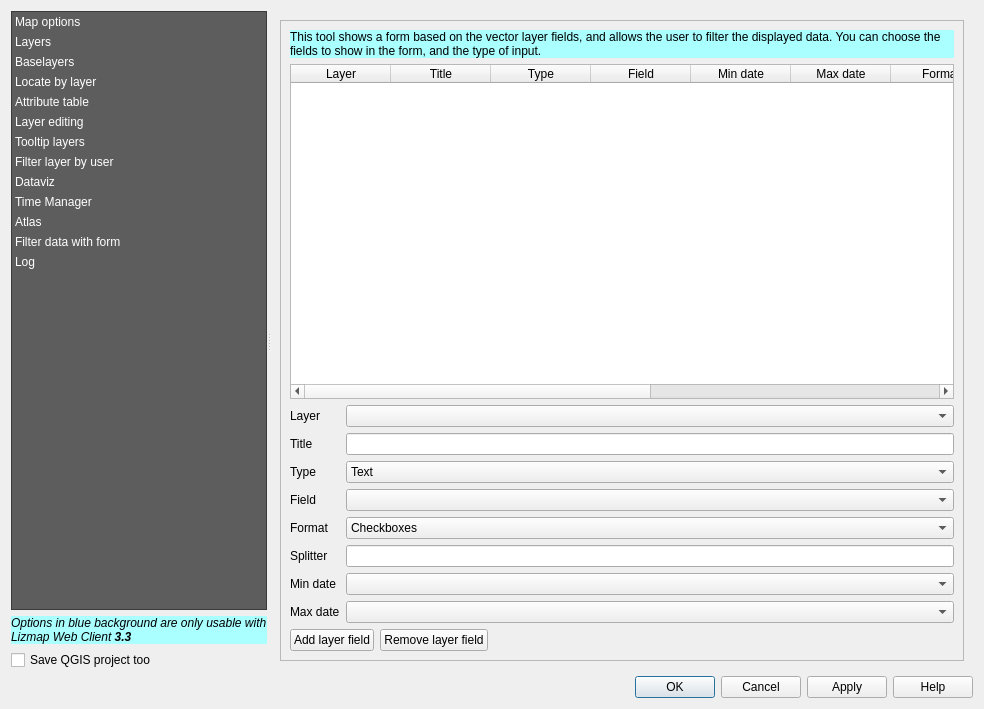
Old version of the form resources/ui/ui_lizmap.ui in the repository 3liz/lizmap-plugin.
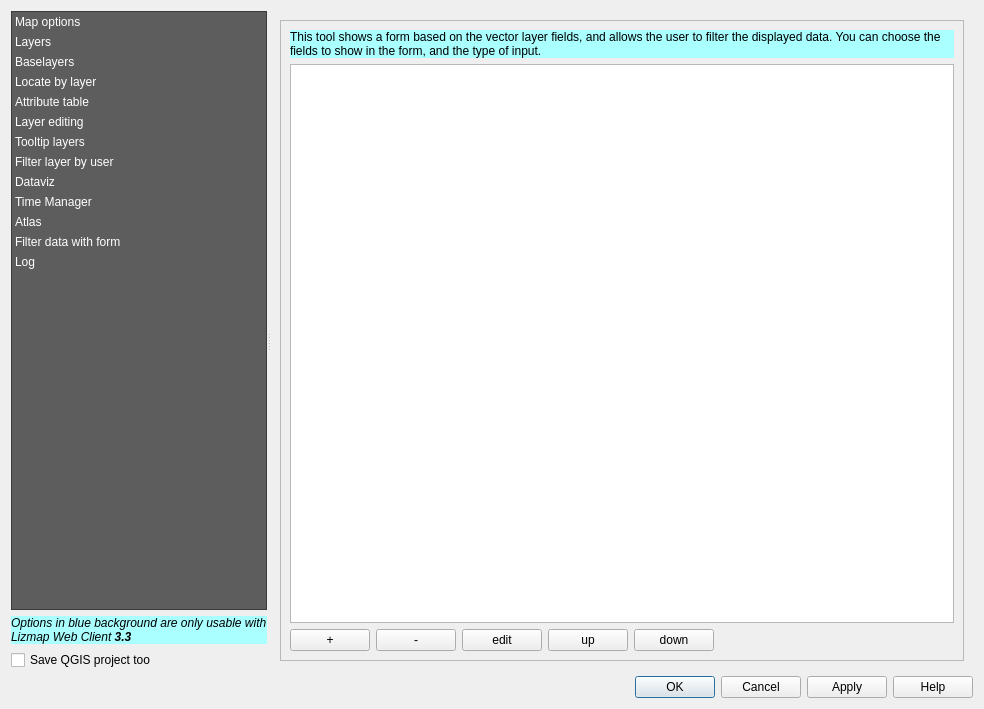
New version of the form. The open tabs and pages were chosen to show the change. Custom widgets are drawn as their Qt base class.

Commit message: port form filter to be editable

What changed in the file:
```diff
--- a/resources/ui/ui_lizmap.ui
+++ b/resources/ui/ui_lizmap.ui
@@ -3637,231 +3637,42 @@
                  <property name="selectionBehavior">
                   <enum>QAbstractItemView::SelectRows</enum>
                  </property>
-                 <column>
-                  <property name="text">
-                   <string>Layer</string>
-                  </property>
-                 </column>
-                 <column>
-                  <property name="text">
-                   <string>Title</string>
-                  </property>
-                 </column>
-                 <column>
-                  <property name="text">
-                   <string>Type</string>
-                  </property>
-                 </column>
-                 <column>
-                  <property name="text">
-                   <string>Field</string>
-                  </property>
-                 </column>
-                 <column>
-                  <property name="text">
-                   <string>Min date</string>
-                  </property>
-                 </column>
-                 <column>
-                  <property name="text">
-                   <string>Max date</string>
-                  </property>
-                 </column>
-                 <column>
-                  <property name="text">
-                   <string>Format</string>
-                  </property>
-                 </column>
-                 <column>
-                  <property name="text">
-                   <string>Splitter</string>
-                  </property>
-                 </column>
-                 <column>
-                  <property name="text">
-                   <string>Provider</string>
-                  </property>
-                 </column>
-                 <column>
-                  <property name="text">
-                   <string>Layer id</string>
-                  </property>
-                 </column>
-                 <column>
-                  <property name="text">
-                   <string>order</string>
-                  </property>
-                 </column>
                 </widget>
                </item>
-               <item>
-                <layout class="QGridLayout" name="gridLayout_6">
-                 <item row="13" column="2">
-                  <widget class="QgsFieldComboBox" name="liFormFilterMaxDate">
-                   <property name="toolTip">
-                    <string>The field containing the end date of your data. If you have 2 fields containing dates, one for the start date and another for the end date, you can differentiate them. If not, you need to use the same field name for Min date and Max date.</string>
-                   </property>
-                   <property name="allowEmptyFieldName" stdset="0">
-                    <bool>true</bool>
-                   </property>
-                  </widget>
-                 </item>
-                 <item row="11" column="2">
-                  <widget class="QLineEdit" name="liFormFilterSplitter">
-                   <property name="toolTip">
-                    <string>Use if you want to split the field values by a separator. Ex: ‘culture, environment’ can be split into ‘culture’ and ‘environment’ with the splitter ‘, ‘</string>
-                   </property>
-                  </widget>
-                 </item>
-                 <item row="13" column="0">
-                  <widget class="QLabel" name="label_max_date_filter">
-                   <property name="text">
-                    <string>Max date</string>
-                   </property>
-                  </widget>
-                 </item>
-                 <item row="5" column="2">
-                  <widget class="QgsFieldComboBox" name="liFormFilterField">
-                   <property name="toolTip">
-                    <string>The field name (in the database table). Only for the Text, Unique Values and Numeric types</string>
-                   </property>
-                   <property name="allowEmptyFieldName" stdset="0">
-                    <bool>true</bool>
-                   </property>
-                  </widget>
-                 </item>
-                 <item row="10" column="0">
-                  <widget class="QLabel" name="label_format_filter">
-                   <property name="text">
-                    <string>Format</string>
-                   </property>
-                  </widget>
-                 </item>
-                 <item row="12" column="2">
-                  <widget class="QgsFieldComboBox" name="liFormFilterMinDate">
-                   <property name="toolTip">
-                    <string>The field containing the start date of your feature (ex: “start_date” of an event)</string>
-                   </property>
-                   <property name="allowEmptyFieldName" stdset="0">
-                    <bool>true</bool>
-                   </property>
-                  </widget>
-                 </item>
-                 <item row="11" column="0">
-                  <widget class="QLabel" name="label_splitter_filter">
-                   <property name="text">
-                    <string>Splitter</string>
-                   </property>
-                  </widget>
-                 </item>
-                 <item row="4" column="0">
-                  <widget class="QLabel" name="label_102">
-                   <property name="text">
-                    <string>Type</string>
-                   </property>
-                  </widget>
-                 </item>
-                 <item row="12" column="0">
-                  <widget class="QLabel" name="label_min_date_filter">
-                   <property name="text">
-                    <string>Min date</string>
-                   </property>
-                  </widget>
-                 </item>
-                 <item row="10" column="2">
-                  <widget class="QComboBox" name="liFormFilterFormat">
-                   <property name="toolTip">
-                    <string>It can be select, which will show a combo box, or checkboxes which will show one checkbox for each distinct value. The distinct values are dynamically queried by Lizmap Web Client.</string>
-                   </property>
-                   <item>
-                    <property name="text">
-                     <string>Checkboxes</string>
-                    </property>
-                   </item>
-                   <item>
-                    <property name="text">
-                     <string>Combo box</string>
-                    </property>
-                   </item>
-                  </widget>
-                 </item>
-                 <item row="2" column="0">
-                  <widget class="QLabel" name="label_103">
-                   <property name="text">
-                    <string>Layer</string>
-                   </property>
-                  </widget>
-                 </item>
-                 <item row="4" column="2">
-                  <widget class="QComboBox" name="liFormFilterFieldType">
-                   <property name="toolTip">
-                    <string>The type of the form input</string>
-                   </property>
-                   <item>
-                    <property name="text">
-                     <string>Text</string>
-                    </property>
-                   </item>
-                   <item>
-                    <property name="text">
-                     <string>Unique values</string>
-                    </property>
-                   </item>
-                   <item>
-                    <property name="text">
-                     <string>Numeric</string>
-                    </property>
-                   </item>
-                   <item>
-                    <property name="text">
-                     <string>Date</string>
-                    </property>
-                   </item>
-                  </widget>
-                 </item>
-                 <item row="2" column="2">
-                  <widget class="QgsMapLayerComboBox" name="liFormFilterLayer">
-                   <property name="toolTip">
-                    <string>The source layer</string>
-                   </property>
-                  </widget>
-                 </item>
-                 <item row="3" column="0">
-                  <widget class="QLabel" name="label_104">
-                   <property name="text">
-                    <string>Title</string>
-                   </property>
-                  </widget>
-                 </item>
-                 <item row="3" column="2">
-                  <widget class="QLineEdit" name="inFormFilterFieldTitle">
-                   <property name="toolTip">
-                    <string>The title to give to the input, which will be displayed above the form input. For example “Choose a category” for a layer field called “category”</string>
-                   </property>
-                  </widget>
-                 </item>
-                 <item row="5" column="0">
-                  <widget class="QLabel" name="label_field_filter">
-                   <property name="text">
-                    <string>Field</string>
-                   </property>
-                  </widget>
-                 </item>
-                </layout>
-               </item>
                <item>
                 <layout class="QHBoxLayout" name="horizontalLayout_38">
                  <item>
                   <widget class="QPushButton" name="btFormFilterAddField">
                    <property name="text">
-                    <string>Add layer field</string>
+                    <string notr="true">+</string>
                    </property>
                   </widget>
                  </item>
                  <item>
                   <widget class="QPushButton" name="btFormFilterRemoveField">
                    <property name="text">
-                    <string>Remove layer field</string>
+                    <string notr="true">-</string>
+                   </property>
+                  </widget>
+                 </item>
+                 <item>
+                  <widget class="QPushButton" name="edit_filter_form_button">
+                   <property name="text">
+                    <string>edit</string>
+                   </property>
+                  </widget>
+                 </item>
+                 <item>
+                  <widget class="QPushButton" name="up_filter_form_button">
+                   <property name="text">
+                    <string notr="true">up</string>
+                   </property>
+                  </widget>
+                 </item>
+                 <item>
+                  <widget class="QPushButton" name="down_filter_form_button">
+                   <property name="text">
+                    <string notr="true">down</string>
                    </property>
                   </widget>
                  </item>
```
Left out of the diff: 20 changed lines with no effect on the pictures. The commit also changes 6 other files.
